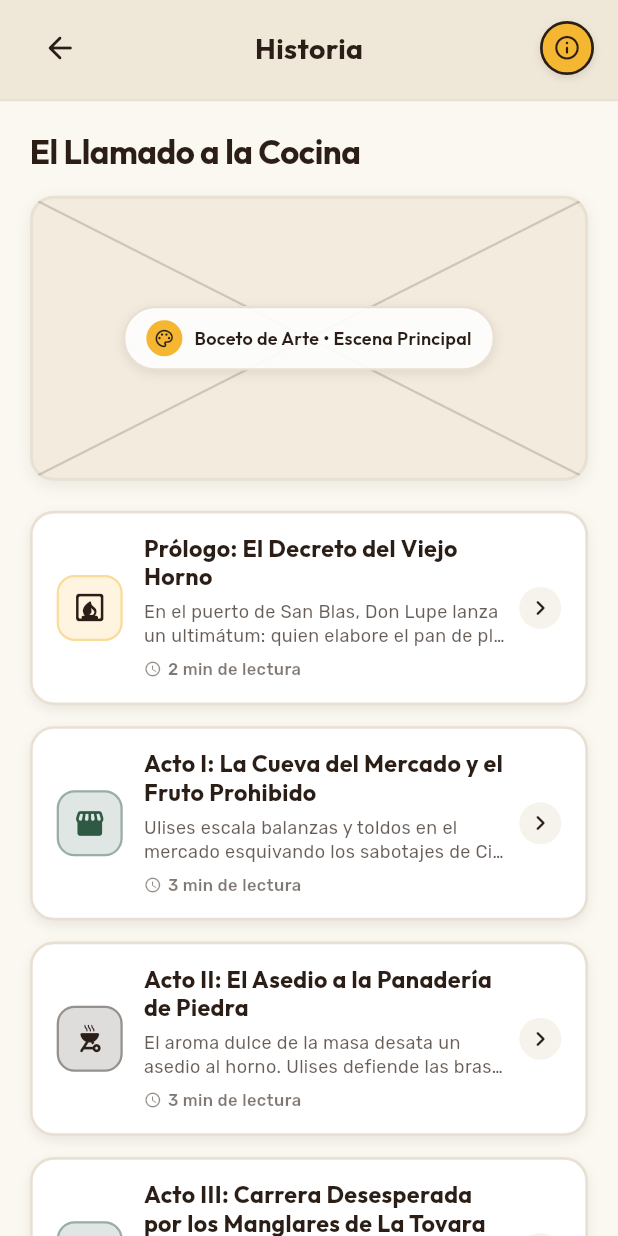
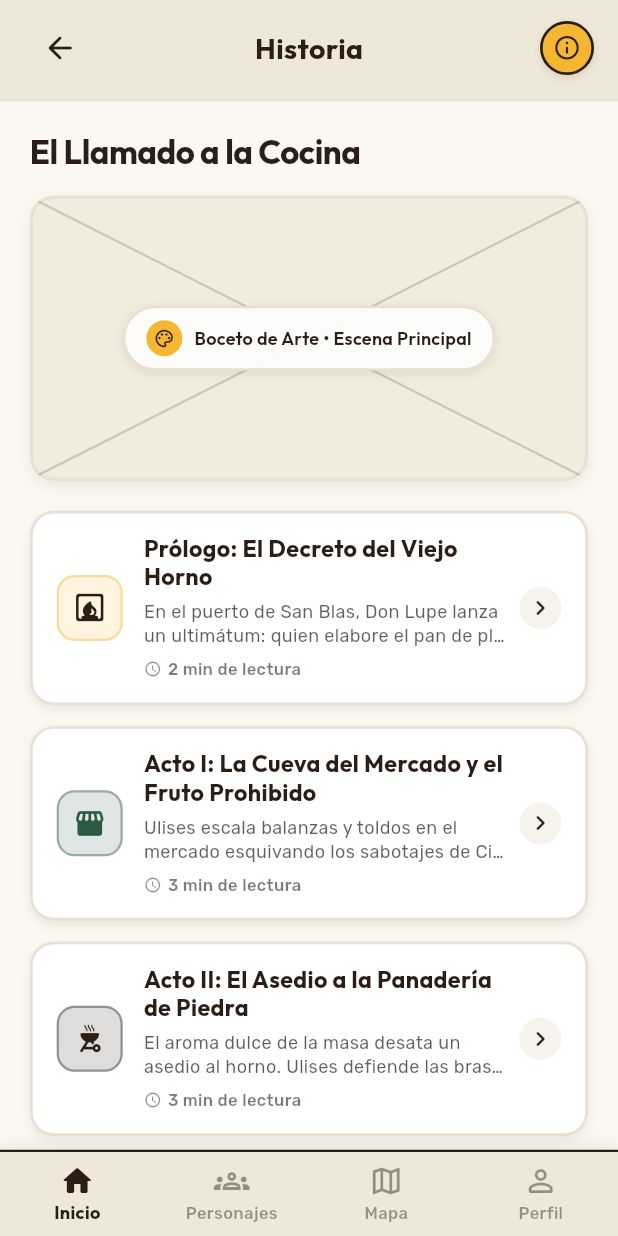
Before and after one commit to emmto/odisea-wiki-app, a Flutter app: the screen it shows once a user with an empty profile is signed in, item 2 of the bottom bar chosen, after a tap on the "arrow back" icon, after a tap on "Ver Historia", on a phone screen of 412 x 824 dp. Run offline on Flutter 3.47's test engine with Material 3 defaults, Android fonts, the phone set to English and light mode, and no system bars; our stand-ins replace cloud_firestore, firebase_auth, firebase_core, google_fonts, image_picker; accounts and stored records are empty.

Commit message:
ajustes nav bar y responsividad

```diff
--- a/lib/screens/auth/forgot_password_screen.dart
+++ b/lib/screens/auth/forgot_password_screen.dart
@@ -85,10 +85,13 @@ class _ForgotPasswordScreenState extends State<ForgotPasswordScreen> {
       ),
       body: SafeArea(
         child: Center(
-          child: SingleChildScrollView(
-            physics: const BouncingScrollPhysics(),
-            padding: const EdgeInsets.symmetric(horizontal: 28.0, vertical: 24.0),
-            child: _emailSent ? _buildSuccessView() : _buildFormView(),
+          child: ConstrainedBox(
+            constraints: const BoxConstraints(maxWidth: 480),
+            child: SingleChildScrollView(
+              physics: const BouncingScrollPhysics(),
+              padding: const EdgeInsets.symmetric(horizontal: 28.0, vertical: 24.0),
+              child: _emailSent ? _buildSuccessView() : _buildFormView(),
+            ),
           ),
         ),
       ),
--- a/lib/screens/auth/sign_in_screen.dart
+++ b/lib/screens/auth/sign_in_screen.dart
@@ -289,7 +289,7 @@ class _SignInScreenState extends State<SignInScreen> {
           ),
         ),
       ),
-    );
-    );
-  }
+    ),
+  );
 }
+}
--- a/lib/screens/auth/sign_up_screen.dart
+++ b/lib/screens/auth/sign_up_screen.dart
@@ -94,6 +94,8 @@ class _SignUpScreenState extends State<SignUpScreen> {
       ),
       body: SafeArea(
         child: Center(
+          child: ConstrainedBox(
+            constraints: const BoxConstraints(maxWidth: 480),
             child: SingleChildScrollView(
               physics: const BouncingScrollPhysics(),
               padding: const EdgeInsets.symmetric(horizontal: 28.0, vertical: 20.0),
@@ -331,6 +333,7 @@ class _SignUpScreenState extends State<SignUpScreen> {
           ),
         ),
       ),
+    ),
   );
 }
 }
--- a/lib/screens/home/home_screen.dart
+++ b/lib/screens/home/home_screen.dart
@@ -1,4 +1,5 @@
 import 'package:flutter/material.dart';
+import 'package:flutter/services.dart';
 import 'package:google_fonts/google_fonts.dart';
 
 import '../../core/theme/app_colors.dart';
@@ -16,33 +17,57 @@ class HomeScreen extends StatefulWidget {
 
 class _HomeScreenState extends State<HomeScreen> {
   int _currentIndex = 0;
+  final GlobalKey<NavigatorState> _dashboardNavigatorKey =
+      GlobalKey<NavigatorState>();
 
   @override
   Widget build(BuildContext context) {
     return PopScope(
-      canPop: _currentIndex == 0,
+      canPop: false,
       onPopInvokedWithResult: (didPop, result) {
         if (didPop) return;
+
+        // 1. Si el navegador de Inicio tiene sub-pantallas (Historia, Niveles, Receta...), retroceder allí:
+        if (_currentIndex == 0 &&
+            _dashboardNavigatorKey.currentState?.canPop() == true) {
+          _dashboardNavigatorKey.currentState?.pop();
+          return;
+        }
+
+        // 2. Si estamos en otra pestaña (Personajes, Mapa, Perfil), regresar a Inicio:
         if (_currentIndex != 0) {
           setState(() {
             _currentIndex = 0;
           });
+          return;
         }
+
+        // 3. Si ya estamos en la raíz de Inicio, salir de la app:
+        SystemNavigator.pop();
       },
       child: Scaffold(
         backgroundColor: AppColors.backgroundCream,
         body: IndexedStack(
           index: _currentIndex,
           children: [
-            DashboardTab(
-              onNavigateToTab: (index) => setState(() => _currentIndex = index),
+            // Pestaña 0: Inicio con su propio Navigator interno para mantener la barra inferior visible siempre
+            Navigator(
+              key: _dashboardNavigatorKey,
+              onGenerateRoute: (settings) {
+                return MaterialPageRoute(
+                  builder: (context) => DashboardTab(
+                    onNavigateToTab: (index) =>
+                        setState(() => _currentIndex = index),
+                  ),
+                );
+              },
             ),
             CharactersTab(onBack: () => setState(() => _currentIndex = 0)),
             MapTab(onBack: () => setState(() => _currentIndex = 0)),
             const ProfileTab(),
           ],
         ),
-        // BARRA DE NAVEGACIÓN INFERIOR (Propuesta B: Inicio, Personajes, Mapa, Perfil)
+        // BARRA DE NAVEGACIÓN INFERIOR (Visible permanentemente en toda la app)
         bottomNavigationBar: Container(
           decoration: BoxDecoration(
             color: AppColors.topBarBeige,
@@ -59,7 +84,15 @@ class _HomeScreenState extends State<HomeScreen> {
           ),
           child: BottomNavigationBar(
             currentIndex: _currentIndex,
-            onTap: (index) => setState(() => _currentIndex = index),
+            onTap: (index) {
+              if (index == _currentIndex && index == 0) {
+                // Si toca "Inicio" cuando ya está en Inicio, regresar al Dashboard principal
+                _dashboardNavigatorKey.currentState
+                    ?.popUntil((route) => route.isFirst);
+              } else {
+                setState(() => _currentIndex = index);
+              }
+            },
             backgroundColor: AppColors.topBarBeige,
             type: BottomNavigationBarType.fixed,
             elevation: 0,
--- a/lib/screens/home/tabs/characters_tab.dart
+++ b/lib/screens/home/tabs/characters_tab.dart
@@ -452,10 +452,13 @@ class _CharactersTabState extends State<CharactersTab> {
               itemBuilder: (context, index) {
                 final character = characters[index];
 
-                return SingleChildScrollView(
-                  physics: const BouncingScrollPhysics(),
-                  padding: const EdgeInsets.only(top: 14, bottom: 20),
-                  child: Column(
+                return Center(
+                  child: ConstrainedBox(
+                    constraints: const BoxConstraints(maxWidth: 580),
+                    child: SingleChildScrollView(
+                      physics: const BouncingScrollPhysics(),
+                      padding: const EdgeInsets.only(top: 14, bottom: 20),
+                      child: Column(
                     children: [
                       // BADGE DEL ROL (PROTAGONISTA, ALIADO, ENEMIGA, ANTAGONISTA)
                       Container(
@@ -667,8 +670,10 @@ class _CharactersTabState extends State<CharactersTab> {
                       ),
                     ],
                   ),
-                );
-              },
+                ),
+              ),
+            );
+          },
             ),
           ),
         ],
--- a/lib/screens/home/tabs/dashboard_tab.dart
+++ b/lib/screens/home/tabs/dashboard_tab.dart
@@ -74,9 +74,12 @@ class DashboardTab extends StatelessWidget {
           ),
 
           // 2. CONTENIDO PRINCIPAL: 5 TARJETAS DE ACCIÓN LIMPIAS (Fondo liso Crema)
-          Padding(
-            padding: const EdgeInsets.symmetric(horizontal: 18.0, vertical: 16.0),
-            child: Column(
+          Center(
+            child: ConstrainedBox(
+              constraints: const BoxConstraints(maxWidth: 640),
+              child: Padding(
+                padding: const EdgeInsets.symmetric(horizontal: 18.0, vertical: 16.0),
+                child: Column(
               children: [
                 // Tarjeta 1: Ver Historia
                 OdiseaActionCard(
@@ -152,8 +155,10 @@ class DashboardTab extends StatelessWidget {
               ],
             ),
           ),
-        ],
+        ),
       ),
-    );
+    ],
+  ),
+);
   }
 }
--- a/lib/screens/home/tabs/profile_tab.dart
+++ b/lib/screens/home/tabs/profile_tab.dart
@@ -527,10 +527,13 @@ class _ProfileTabState extends State<ProfileTab> {
           ),
         ),
       ),
-      body: SingleChildScrollView(
-        physics: const BouncingScrollPhysics(),
-        padding: const EdgeInsets.symmetric(horizontal: 20.0, vertical: 20.0),
-        child: Column(
+      body: Center(
+        child: ConstrainedBox(
+          constraints: const BoxConstraints(maxWidth: 540),
+          child: SingleChildScrollView(
+            physics: const BouncingScrollPhysics(),
+            padding: const EdgeInsets.symmetric(horizontal: 20.0, vertical: 20.0),
+            child: Column(
           children: [
             // Avatar con botón de cámara y actualización en vivo
             Stack(
@@ -593,19 +596,16 @@ class _ProfileTabState extends State<ProfileTab> {
             // Acciones obligatorias por rúbrica
             _buildActionTile(
               title: 'Cambiar nombre',
-              subtitle: 'Actualiza tu nombre de aventurero',
               icon: Icons.badge_outlined,
               onTap: _showChangeNameDialog,
             ),
             _buildActionTile(
               title: 'Cambiar contraseña',
-              subtitle: 'Actualiza la clave secreta de tu cuenta',
               icon: Icons.key_outlined,
               onTap: _showChangePasswordDialog,
             ),
             _buildActionTile(
               title: 'Subir foto de perfil',
-              subtitle: 'Cámara, galería o avatares de la Odisea',
               icon: Icons.image_outlined,
               onTap: _showPhotoOptionsBottomSheet,
             ),
@@ -650,12 +650,13 @@ class _ProfileTabState extends State<ProfileTab> {
           ],
         ),
       ),
-    );
+    ),
+  ),
+);
   }
 
   Widget _buildActionTile({
     required String title,
-    required String subtitle,
     required IconData icon,
     required VoidCallback onTap,
   }) {
@@ -683,13 +684,6 @@ class _ProfileTabState extends State<ProfileTab> {
             color: AppColors.darkBrown,
           ),
         ),
-        subtitle: Text(
-          subtitle,
-          style: GoogleFonts.rubik(
-            fontSize: 12,
-            color: AppColors.darkBrown.withValues(alpha: 0.6),
-          ),
-        ),
         trailing: const Icon(Icons.arrow_forward_ios_rounded, size: 14, color: AppColors.darkBrown),
         onTap: onTap,
       ),
--- a/lib/screens/splash/splash_screen.dart
+++ b/lib/screens/splash/splash_screen.dart
@@ -239,7 +239,7 @@ class _SplashScreenState extends State<SplashScreen>
                                 ),
                               ),
                               child: Text(
-                                'WIKI COMPANION OFICIAL',
+                                'WIKI OFICIAL',
                                 style: GoogleFonts.outfit(
                                   fontSize: 11,
                                   fontWeight: FontWeight.w800,
```
Lines whose indentation alone changed are shown as unchanged.
